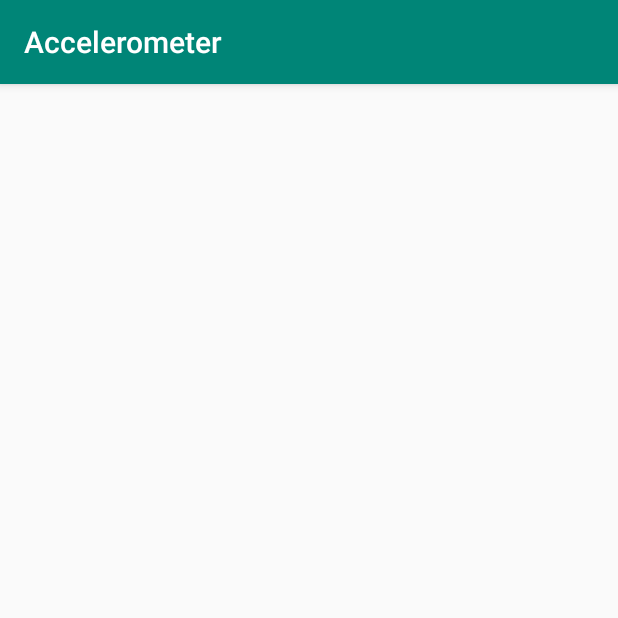
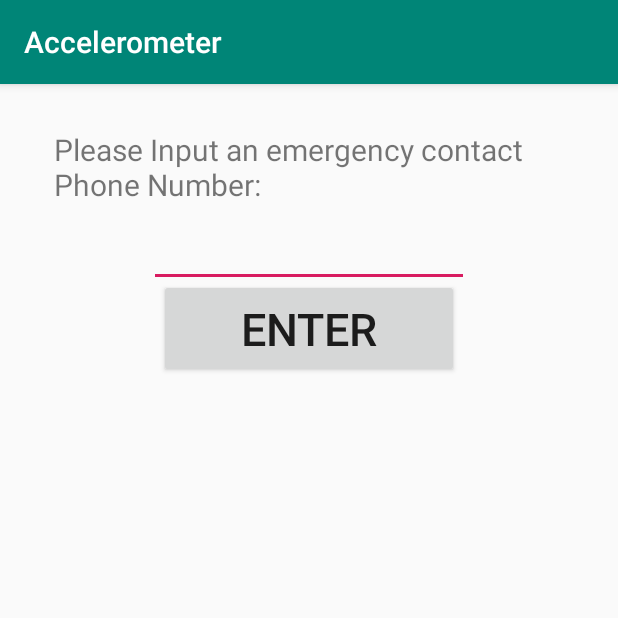
Before and after one commit to IsaacMSchultz/CptS484Project, an Android app: the screen it shows after launch (MainActivity), on a phone screen of 412 x 824 dp, the top half of it. Run offline under Robolectric (Android 15) with nearby library versions, the phone set to English and light mode, and no system bars.

Commit message:
phoneInputDone

```diff
--- a/Accelerometer/app/src/main/java/com/example/accelerometer/FallDetection.java
+++ b/Accelerometer/app/src/main/java/com/example/accelerometer/FallDetection.java
@@ -7,6 +7,7 @@ import android.hardware.SensorEvent;
 import android.hardware.SensorEventListener;
 import android.hardware.SensorManager;
 import android.os.Build;
+import android.os.Bundle;
 import android.os.CountDownTimer;
 import android.os.Handler;
 import android.os.Looper;
@@ -14,6 +15,7 @@ import android.os.Message;
 import android.telephony.SmsManager;
 import android.view.View;
 import android.widget.Button;
+import android.widget.EditText;
 import android.widget.TextView;
 import android.widget.Toast;
 
@@ -31,8 +33,14 @@ public class FallDetection implements SensorEventListener {
     String FALLMSG = "Fall Detected, Contacting Emergency Contact in ";
 
     public Button stopButton;
+    public Button enterButton;
     public TextView timerCountDown;
     public TextView fallMessage;
+    public TextView contactMessage;
+    public EditText phoneNumber;
+
+    public String phoneNumberText = "";
+
     private CountDownTimer countTimer;
 
     public FallDetection(Context mainClass) {
@@ -108,12 +116,12 @@ public class FallDetection implements SensorEventListener {
 
     private void sendAlert(){
 
-        String phoneNumber = "4256266630";
+        //String phoneNumber = "4256266630";
         String smsMessage = "Fall Detected!";
 
         SmsManager sms = SmsManager.getDefault();
         try {
-            sms.sendTextMessage("4256266630", null, smsMessage, null, null);
+            sms.sendTextMessage(phoneNumberText, null, smsMessage, null, null);
             stopButton.setVisibility(View.INVISIBLE);
             timerCountDown.setVisibility(View.INVISIBLE);
             fallMessage.setVisibility(View.INVISIBLE);
--- a/Accelerometer/app/src/main/java/com/example/accelerometer/MainActivity.java
+++ b/Accelerometer/app/src/main/java/com/example/accelerometer/MainActivity.java
@@ -14,13 +14,15 @@ import androidx.core.content.ContextCompat;
 
 public class MainActivity extends AppCompatActivity {
 
+    public String InputMSG = "Please Input an emergency contact Phone Number: ";
+
     @Override
     protected void onCreate(Bundle savedInstanceState) {
 
         super.onCreate(savedInstanceState);
         setContentView(R.layout.activity_main);
 
-        if (!checkPermission(Manifest.permission.SEND_SMS)){
+        if (!checkPermission(Manifest.permission.SEND_SMS)) {
             ActivityCompat.requestPermissions(this, new String[]{Manifest.permission.SEND_SMS}, 1);
         }
 
@@ -29,7 +31,27 @@ public class MainActivity extends AppCompatActivity {
         newTest.stopButton = findViewById(R.id.button_stop);
         newTest.timerCountDown = findViewById(R.id.text_view_countdown);
         newTest.fallMessage = findViewById(R.id.fall_message);
+        newTest.contactMessage = findViewById(R.id.input_contact_message);
+        newTest.phoneNumber = findViewById(R.id.inputNumber);
+        newTest.enterButton = findViewById(R.id.phone_enter);
 
+        newTest.contactMessage.setText(InputMSG);
+        newTest.contactMessage.setVisibility(View.VISIBLE);
+        newTest.enterButton.setText("ENTER");
+        newTest.enterButton.setVisibility((View.VISIBLE));
+        newTest.phoneNumber.setVisibility(View.VISIBLE);
+        newTest.phoneNumber.setEnabled(true);
+
+        newTest.enterButton.setOnClickListener(new View.OnClickListener(){
+            @Override
+            public void onClick(View v){
+                newTest.phoneNumberText = newTest.phoneNumber.getText().toString();
+                newTest.enterButton.setVisibility((View.INVISIBLE));
+                newTest.phoneNumber.setVisibility(View.INVISIBLE);
+                newTest.contactMessage.setVisibility(View.INVISIBLE);
+                newTest.phoneNumber.setEnabled(false);
+            }
+        });
     }
 
     public boolean checkPermission(String permission){
--- a/Accelerometer/app/src/main/res/layout/activity_main.xml
+++ b/Accelerometer/app/src/main/res/layout/activity_main.xml
@@ -17,6 +17,46 @@
         app:layout_constraintRight_toRightOf="parent"
         app:layout_constraintTop_toTopOf="parent"
         android:layout_marginTop="220dp"
+        tools:visibility="visible" />
+
+    <EditText
+        android:id="@+id/inputNumber"
+        android:layout_width="wrap_content"
+        android:layout_height="wrap_content"
+        android:ems="10"
+        android:inputType="phone"
+        android:visibility="invisible"
+        android:imeOptions="actionDone"
+        app:layout_constraintLeft_toLeftOf="parent"
+        app:layout_constraintRight_toRightOf="parent"
+        app:layout_constraintTop_toTopOf="parent"
+        android:layout_marginTop="90dp"
+        tools:visibility="visible"/>
+
+    <TextView
+        android:id="@+id/input_contact_message"
+        android:layout_width="340dp"
+        android:layout_height="80dp"
+        android:text="Please Input an emergency contact Phone Number: "
+        android:textSize="20sp"
+        android:visibility="invisible"
+        app:layout_constraintLeft_toLeftOf="parent"
+        app:layout_constraintRight_toRightOf="parent"
+        app:layout_constraintTop_toTopOf="parent"
+        android:layout_marginTop="30dp"
+        tools:visibility="visible" />
+
+    <Button
+        android:id="@+id/phone_enter"
+        android:layout_width="200dp"
+        android:layout_height="66dp"
+        android:text="Enter"
+        android:textSize="30sp"
+        android:visibility="invisible"
+        app:layout_constraintLeft_toLeftOf="parent"
+        app:layout_constraintRight_toRightOf="parent"
+        app:layout_constraintTop_toTopOf="parent"
+        android:layout_marginTop="130dp"
         tools:visibility="visible" />
 
     <TextView
```
